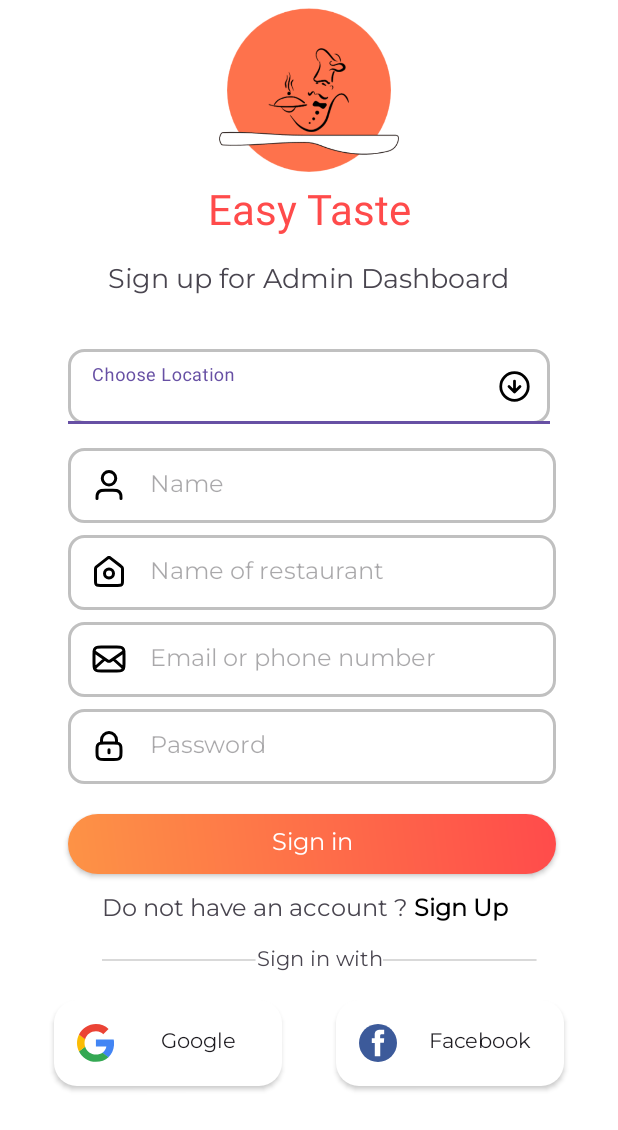
After one commit to phuonghoa1201/AdminFoodOrderingApp, an Android app: the SignUpActivity screen opened directly, with no data from a screen before it, on a phone screen of 412 x 824 dp. The commit adds this screen. Shown: the top 1130 px of the screen. Run offline under Robolectric (Android 15) with nearby library versions, the phone set to English and light mode, and no system bars.

Commit message:
init project

```diff
--- a/app/build.gradle.kts
+++ b/app/build.gradle.kts
@@ -33,6 +33,11 @@ android {
     kotlinOptions {
         jvmTarget = "1.8"
     }
+    buildFeatures {
+        dataBinding = true
+        viewBinding = true
+    }
+
 }
 
 dependencies {
--- a/app/src/main/java/com/example/adminfoodorderingapp/LoginActivity.kt
+++ b/app/src/main/java/com/example/adminfoodorderingapp/LoginActivity.kt
@@ -6,17 +6,29 @@ import androidx.appcompat.app.AppCompatActivity
 import android.os.Bundle
 import android.os.Handler
 import android.os.Looper
+import com.example.adminfoodorderingapp.databinding.ActivityLoginBinding
 
 class LoginActivity : AppCompatActivity() {
+    private val binding: ActivityLoginBinding by lazy {
+         ActivityLoginBinding.inflate(layoutInflater)
+    }
     override fun onCreate(savedInstanceState: Bundle?) {
         super.onCreate(savedInstanceState)
-        setContentView(R.layout.activity_login)
+        setContentView(binding.root)
+        binding.loginbutton.setOnClickListener {
+            val intent = Intent(this, SignUpActivity::class.java)
+            startActivity(intent)
+        }
+        binding.donthavebutton.setOnClickListener {
+            val intent = Intent(this, SignUpActivity::class.java)
+            startActivity(intent)
+        }
 
         // Delay 3 seconds before moving to MainActivity
         Handler(Looper.getMainLooper()).postDelayed({
             val intent = Intent(this, MainActivity::class.java)
             startActivity(intent)
             finish() // Finish Login Activity after starting MainActivity
-        }, 3000)
+        }, 6000)
     }
 }
--- /dev/null
+++ b/app/src/main/java/com/example/adminfoodorderingapp/SignUpActivity.kt
@@ -0,0 +1,32 @@
+package com.example.adminfoodorderingapp
+
+import android.R.layout.simple_list_item_1
+import android.content.Intent
+import androidx.appcompat.app.AppCompatActivity
+import android.os.Bundle
+import android.widget.ArrayAdapter
+import com.example.adminfoodorderingapp.databinding.ActivitySignUpBinding
+
+class SignUpActivity : AppCompatActivity() {
+    private val binding: ActivitySignUpBinding by lazy {
+        ActivitySignUpBinding.inflate(layoutInflater)
+    }
+    override fun onCreate(savedInstanceState: Bundle?) {
+        super.onCreate(savedInstanceState)
+        setContentView(binding.root)
+        val locationList = arrayOf("Danang", "Saigon", "Hanoi", "HaLong")
+        val adapter = ArrayAdapter(this, simple_list_item_1, locationList)
+        val autoCompleteTextView = binding.listOfLocation
+        autoCompleteTextView.setAdapter(adapter)
+
+        binding.signupbutton.setOnClickListener {
+            val intent = Intent(this, MainActivity::class.java)
+            startActivity(intent)
+        }
+        binding.haveAccount.setOnClickListener {
+            val intent = Intent(this, LoginActivity::class.java)
+            startActivity(intent)
+        }
+
+    }
+}
--- a/app/src/main/java/com/example/adminfoodorderingapp/SplashScreenActivity.kt
+++ b/app/src/main/java/com/example/adminfoodorderingapp/SplashScreenActivity.kt
@@ -17,6 +17,6 @@ class SplashScreenActivity : AppCompatActivity() {
             val intent = Intent(this, LoginActivity::class.java)
             startActivity(intent)
             finish() // Finish Splash Screen Activity
-        }, 3000)
+        }, 6000)
     }
 }
--- a/app/src/main/res/layout/activity_login.xml
+++ b/app/src/main/res/layout/activity_login.xml
@@ -44,7 +44,7 @@
         app:layout_constraintTop_toBottomOf="@+id/textView5" />
 
     <EditText
-        android:id="@+id/editTextTextEmailAddress"
+        android:id="@+id/name"
         android:layout_width="325dp"
         android:layout_height="70dp"
         android:layout_marginTop="24dp"
@@ -63,7 +63,7 @@
         app:layout_constraintTop_toBottomOf="@+id/textView6" />
 
     <EditText
-        android:id="@+id/editTextTextPassword"
+        android:id="@+id/password"
         android:layout_width="325dp"
         android:layout_height="70dp"
         android:layout_marginTop="16dp"
@@ -71,15 +71,14 @@
         android:drawableLeft="@drawable/lock_01"
         android:drawablePadding="15dp"
         android:ems="10"
-
         android:fontFamily="@font/montserrat"
         android:hint="Password"
         android:inputType="textPassword"
         android:paddingLeft="15dp"
         android:textSize="20sp"
-        app:layout_constraintEnd_toEndOf="@+id/editTextTextEmailAddress"
-        app:layout_constraintStart_toStartOf="@+id/editTextTextEmailAddress"
-        app:layout_constraintTop_toBottomOf="@+id/editTextTextEmailAddress" />
+        app:layout_constraintEnd_toEndOf="@+id/name"
+        app:layout_constraintStart_toStartOf="@+id/name"
+        app:layout_constraintTop_toBottomOf="@+id/name" />
 
     <androidx.appcompat.widget.AppCompatButton
         android:id="@+id/loginbutton"
@@ -93,17 +92,16 @@
         android:textAllCaps="false"
         android:textColor="@color/white"
         android:textSize="16sp"
-        app:layout_constraintEnd_toEndOf="@+id/editTextTextPassword"
+        app:layout_constraintEnd_toEndOf="@+id/password"
         app:layout_constraintHorizontal_bias="1.0"
-        app:layout_constraintStart_toStartOf="@+id/editTextTextPassword"
-        app:layout_constraintTop_toBottomOf="@+id/editTextTextPassword" />
+        app:layout_constraintStart_toStartOf="@+id/password"
+        app:layout_constraintTop_toBottomOf="@+id/password" />
 
     <TextView
         android:id="@+id/donthavebutton"
         android:layout_width="wrap_content"
         android:layout_height="wrap_content"
         android:layout_marginTop="24dp"
-
         android:fontFamily="@font/montserrat"
         android:text="@string/login_text"
         android:textSize="16sp"
@@ -118,7 +116,6 @@
         android:layout_marginTop="16dp"
         android:drawableLeft="@drawable/line_71"
         android:drawableRight="@drawable/line_71"
-
         android:fontFamily="@font/montserrat"
         android:text="Sign in with"
         app:layout_constraintEnd_toEndOf="@+id/donthavebutton"
--- /dev/null
+++ b/app/src/main/res/layout/activity_sign_up.xml
@@ -0,0 +1,222 @@
+<?xml version="1.0" encoding="utf-8"?>
+<androidx.constraintlayout.widget.ConstraintLayout xmlns:android="http://schemas.android.com/apk/res/android"
+    xmlns:app="http://schemas.android.com/apk/res-auto"
+    xmlns:tools="http://schemas.android.com/tools"
+    android:layout_width="match_parent"
+    android:layout_height="match_parent"
+    android:background="@color/white"
+    tools:context=".LoginActivity">
+
+    <ImageView
+        android:id="@+id/imageView"
+        android:layout_width="120dp"
+        android:layout_height="120dp"
+        android:src="@drawable/logo"
+        app:layout_constraintEnd_toEndOf="parent"
+        app:layout_constraintStart_toStartOf="parent"
+        app:layout_constraintTop_toTopOf="parent" />
+
+    <TextView
+        android:id="@+id/textView5"
+        android:layout_width="wrap_content"
+        android:layout_height="wrap_content"
+        android:text="Easy Taste"
+        android:textColor="@color/orange"
+        android:textSize="28sp"
+        app:layout_constraintEnd_toEndOf="@id/imageView"
+        app:layout_constraintStart_toStartOf="@id/imageView"
+        app:layout_constraintTop_toBottomOf="@id/imageView" />
+
+    <TextView
+        android:id="@+id/textView6"
+        android:layout_width="wrap_content"
+        android:layout_height="wrap_content"
+        android:layout_marginTop="16dp"
+        android:fontFamily="@font/montserrat"
+        android:text="Sign up for Admin Dashboard"
+        android:textSize="18sp"
+        app:layout_constraintEnd_toEndOf="@id/imageView"
+        app:layout_constraintStart_toStartOf="@id/imageView"
+        app:layout_constraintTop_toBottomOf="@id/textView5" />
+
+    <com.google.android.material.textfield.TextInputLayout
+        android:id="@+id/textInputLayout"
+        style="@style/Widget.Material3.TextInputLayout.FilledBox.Dense.ExposedDropdownMenu"
+        android:layout_width="321dp"
+        android:layout_height="50dp"
+        android:layout_marginStart="32dp"
+        android:layout_marginTop="32dp"
+        android:layout_marginEnd="32dp"
+        app:endIconDrawable="@drawable/arrow_circle_down"
+        app:endIconTint="@color/black"
+        app:layout_constraintEnd_toEndOf="parent"
+        app:layout_constraintStart_toStartOf="parent"
+        app:layout_constraintTop_toBottomOf="@id/textView6">
+
+        <AutoCompleteTextView
+            android:id="@+id/listOfLocation"
+            android:layout_width="match_parent"
+            android:layout_height="wrap_content"
+            android:background="@drawable/edit_text_border"
+            android:hint="Choose Location"
+            android:textSize="16sp" />
+    </com.google.android.material.textfield.TextInputLayout>
+
+    <EditText
+        android:id="@+id/name"
+        android:layout_width="325dp"
+        android:layout_height="50dp"
+        android:layout_marginTop="16dp"
+        android:background="@drawable/edit_text_border"
+        android:drawableLeft="@drawable/user_01"
+        android:drawablePadding="15dp"
+        android:ems="10"
+        android:fontFamily="@font/montserrat"
+        android:hint="Name"
+        android:inputType="textEmailAddress"
+        android:paddingLeft="15dp"
+        android:textSize="16sp"
+        app:layout_constraintBottom_toTopOf="@+id/nameOfRestaurant"
+        app:layout_constraintEnd_toEndOf="@+id/textInputLayout"
+        app:layout_constraintHorizontal_bias="0.0"
+        app:layout_constraintStart_toStartOf="@+id/textInputLayout"
+        app:layout_constraintTop_toBottomOf="@+id/textInputLayout" />
+
+    <EditText
+        android:id="@+id/nameOfRestaurant"
+        android:layout_width="325dp"
+        android:layout_height="50dp"
+        android:layout_marginTop="8dp"
+        android:background="@drawable/edit_text_border"
+        android:drawableLeft="@drawable/home_04"
+        android:drawablePadding="15dp"
+        android:ems="10"
+        android:fontFamily="@font/montserrat"
+        android:hint="Name of restaurant"
+        android:inputType="textEmailAddress"
+        android:paddingLeft="15dp"
+        android:textSize="16sp"
+        app:layout_constraintEnd_toEndOf="@+id/name"
+        app:layout_constraintHorizontal_bias="1.0"
+        app:layout_constraintStart_toStartOf="@+id/name"
+        app:layout_constraintTop_toBottomOf="@+id/name" />
+
+    <EditText
+        android:id="@+id/email"
+        android:layout_width="325dp"
+        android:layout_height="50dp"
+        android:layout_marginTop="8dp"
+        android:background="@drawable/edit_text_border"
+        android:drawableLeft="@drawable/mail_02"
+        android:drawablePadding="15dp"
+        android:ems="10"
+        android:fontFamily="@font/montserrat"
+        android:hint="Email or phone number"
+        android:inputType="textEmailAddress"
+        android:paddingLeft="15dp"
+        android:textSize="16sp"
+        app:layout_constraintEnd_toEndOf="@+id/nameOfRestaurant"
+        app:layout_constraintHorizontal_bias="1.0"
+        app:layout_constraintStart_toStartOf="@+id/nameOfRestaurant"
+        app:layout_constraintTop_toBottomOf="@+id/nameOfRestaurant" />
+
+    <EditText
+        android:id="@+id/password"
+        android:layout_width="325dp"
+        android:layout_height="50dp"
+        android:layout_marginTop="8dp"
+        android:background="@drawable/edit_text_border"
+        android:drawableLeft="@drawable/lock_01"
+        android:drawablePadding="15dp"
+        android:ems="10"
+        android:fontFamily="@font/montserrat"
+        android:hint="Password"
+        android:inputType="textPassword"
+        android:paddingLeft="15dp"
+        android:textSize="16sp"
+        app:layout_constraintEnd_toEndOf="@+id/email"
+        app:layout_constraintHorizontal_bias="0.8"
+        app:layout_constraintStart_toStartOf="@+id/email"
+        app:layout_constraintTop_toBottomOf="@+id/email" />
+
+    <androidx.appcompat.widget.AppCompatButton
+        android:id="@+id/signupbutton"
+        android:layout_width="0dp"
+        android:layout_height="40dp"
+        android:layout_marginTop="20dp"
+        android:background="@drawable/orange_button"
+
+        android:fontFamily="@font/montserrat"
+        android:text="Sign in"
+        android:textAllCaps="false"
+        android:textColor="@color/white"
+        android:textSize="16sp"
+        app:layout_constraintEnd_toEndOf="@+id/password"
+        app:layout_constraintHorizontal_bias="1.0"
+        app:layout_constraintStart_toStartOf="@+id/password"
+        app:layout_constraintTop_toBottomOf="@+id/password" />
+
+    <TextView
+        android:id="@+id/haveAccount"
+        android:layout_width="wrap_content"
+        android:layout_height="wrap_content"
+        android:layout_marginTop="12dp"
+
+        android:fontFamily="@font/montserrat"
+        android:text="@string/login_text"
+        android:textSize="16sp"
+        app:layout_constraintEnd_toEndOf="@+id/signupbutton"
+        app:layout_constraintHorizontal_bias="0.416"
+        app:layout_constraintStart_toStartOf="@+id/signupbutton"
+        app:layout_constraintTop_toBottomOf="@+id/signupbutton" />
+
+    <TextView
+        android:id="@+id/textView8"
+        android:layout_width="wrap_content"
+        android:layout_height="wrap_content"
+        android:layout_marginTop="12dp"
+        android:drawableLeft="@drawable/line_71"
+        android:drawableRight="@drawable/line_71"
+
+        android:fontFamily="@font/montserrat"
+        android:text="Sign in with"
+        app:layout_constraintEnd_toEndOf="@+id/haveAccount"
+        app:layout_constraintHorizontal_bias="0.0"
+        app:layout_constraintStart_toStartOf="@+id/haveAccount"
+        app:layout_constraintTop_toBottomOf="@+id/haveAccount" />
+
+    <androidx.appcompat.widget.AppCompatButton
+        android:id="@+id/button3"
+        android:layout_width="152dp"
+        android:layout_height="57dp"
+        android:layout_marginTop="16dp"
+        android:background="@drawable/white_button"
+        android:drawableLeft="@drawable/google_icon_1"
+
+        android:fontFamily="@font/montserrat"
+        android:paddingLeft="15dp"
+        android:text="Google"
+        android:textAllCaps="false"
+        app:layout_constraintEnd_toStartOf="@+id/button4"
+        app:layout_constraintStart_toStartOf="parent"
+        app:layout_constraintTop_toBottomOf="@+id/textView8" />
+
+    <androidx.appcompat.widget.AppCompatButton
+        android:id="@+id/button4"
+        android:layout_width="152dp"
+        android:layout_height="57dp"
+        android:layout_marginTop="16dp"
+        android:background="@drawable/white_button"
+        android:drawableLeft="@drawable/facebook_3_1"
+
+        android:fontFamily="@font/montserrat"
+        android:paddingLeft="15dp"
+        android:text="Facebook"
+        android:textAllCaps="false"
+        app:layout_constraintEnd_toEndOf="parent"
+        app:layout_constraintStart_toEndOf="@+id/button3"
+        app:layout_constraintTop_toBottomOf="@+id/textView8" />
+
+    <!-- Các EditText và Buttons khác có thể được thêm vào ở đây -->
+
+</androidx.constraintlayout.widget.ConstraintLayout>
--- /dev/null
+++ b/app/src/main/res/layout/simple_list_item_1.xml
@@ -0,0 +1,6 @@
+<?xml version="1.0" encoding="utf-8"?>
+<androidx.constraintlayout.widget.ConstraintLayout xmlns:android="http://schemas.android.com/apk/res/android"
+    android:layout_width="match_parent"
+    android:layout_height="match_parent">
+
+</androidx.constraintlayout.widget.ConstraintLayout>
```
Also changed, not shown: app/src/main/AndroidManifest.xml (+6 -7 lines).
